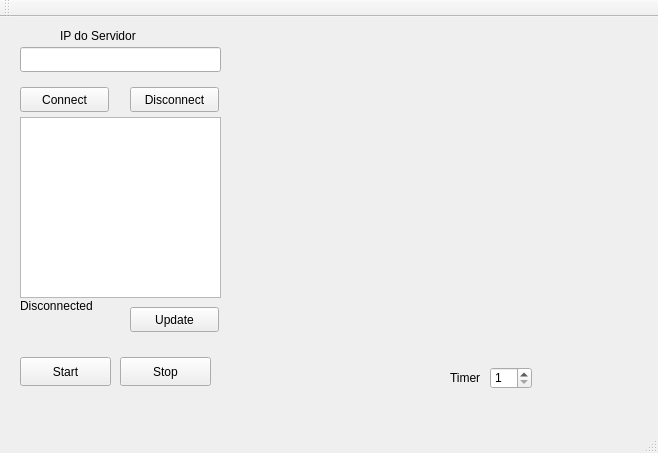
The window that Consumidor/mainwindow.ui (cicerojosean/Projeto_QtSupervisory) describes before a commit, drawn with Qt 5.
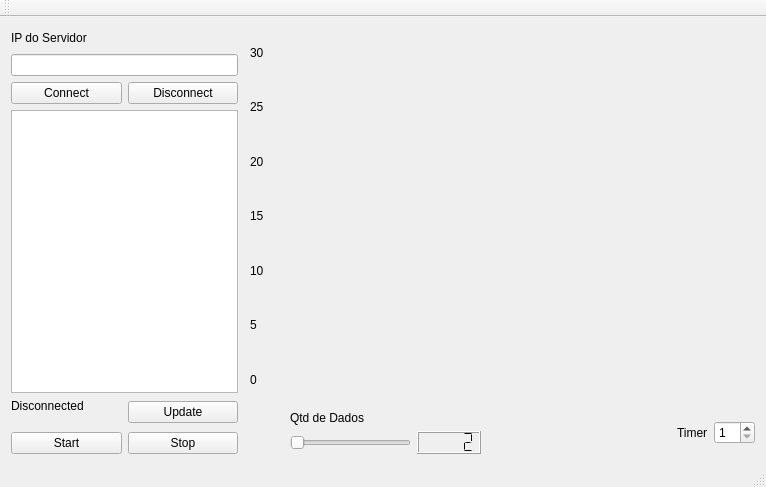
The same window after the commit. Custom widgets are drawn as their Qt base class.

```diff
--- a/Consumidor/mainwindow.ui
+++ b/Consumidor/mainwindow.ui
@@ -6,170 +6,344 @@
    <rect>
     <x>0</x>
     <y>0</y>
-    <width>658</width>
-    <height>453</height>
+    <width>766</width>
+    <height>487</height>
    </rect>
   </property>
   <property name="windowTitle">
    <string>MainWindow</string>
   </property>
   <widget class="QWidget" name="centralWidget">
-   <widget class="QPushButton" name="pushButtonStart">
-    <property name="geometry">
-     <rect>
-      <x>20</x>
-      <y>340</y>
-      <width>91</width>
-      <height>29</height>
-     </rect>
-    </property>
-    <property name="text">
-     <string>Start</string>
-    </property>
-   </widget>
-   <widget class="QLabel" name="label">
-    <property name="geometry">
-     <rect>
-      <x>60</x>
-      <y>10</y>
-      <width>101</width>
-      <height>17</height>
-     </rect>
-    </property>
-    <property name="text">
-     <string>IP do Servidor</string>
-    </property>
-    <property name="scaledContents">
-     <bool>false</bool>
-    </property>
-    <property name="wordWrap">
-     <bool>false</bool>
-    </property>
-   </widget>
-   <widget class="QPushButton" name="pushButton_Connect">
-    <property name="geometry">
-     <rect>
-      <x>20</x>
-      <y>70</y>
-      <width>89</width>
-      <height>25</height>
-     </rect>
-    </property>
-    <property name="text">
-     <string>Connect</string>
-    </property>
-   </widget>
-   <widget class="QPushButton" name="pushButton_Disconnect">
-    <property name="geometry">
-     <rect>
-      <x>130</x>
-      <y>70</y>
-      <width>89</width>
-      <height>25</height>
-     </rect>
-    </property>
-    <property name="text">
-     <string>Disconnect</string>
-    </property>
-   </widget>
-   <widget class="QLineEdit" name="lineEdit_IP">
-    <property name="geometry">
-     <rect>
-      <x>20</x>
-      <y>30</y>
-      <width>201</width>
-      <height>25</height>
-     </rect>
-    </property>
-   </widget>
-   <widget class="QLabel" name="label_Status">
-    <property name="geometry">
-     <rect>
-      <x>20</x>
-      <y>280</y>
-      <width>91</width>
-      <height>17</height>
-     </rect>
-    </property>
-    <property name="text">
-     <string>Disconnected</string>
-    </property>
-   </widget>
-   <widget class="QListWidget" name="listWidget">
-    <property name="geometry">
-     <rect>
-      <x>20</x>
-      <y>100</y>
-      <width>201</width>
-      <height>181</height>
-     </rect>
-    </property>
-   </widget>
-   <widget class="QPushButton" name="pushButton_Listar">
-    <property name="geometry">
-     <rect>
-      <x>130</x>
-      <y>290</y>
-      <width>89</width>
-      <height>25</height>
-     </rect>
-    </property>
-    <property name="text">
-     <string>Update</string>
-    </property>
-   </widget>
-   <widget class="Plotter" name="widget" native="true">
-    <property name="geometry">
-     <rect>
-      <x>240</x>
-      <y>10</y>
-      <width>381</width>
-      <height>321</height>
-     </rect>
-    </property>
-   </widget>
-   <widget class="QSpinBox" name="spinBoxTimer">
-    <property name="geometry">
-     <rect>
-      <x>490</x>
-      <y>350</y>
-      <width>42</width>
-      <height>22</height>
-     </rect>
-    </property>
-    <property name="minimum">
-     <number>1</number>
-    </property>
-    <property name="maximum">
-     <number>10</number>
-    </property>
-   </widget>
-   <widget class="QPushButton" name="pushButtonGet_Stop">
-    <property name="geometry">
-     <rect>
-      <x>120</x>
-      <y>340</y>
-      <width>91</width>
-      <height>29</height>
-     </rect>
-    </property>
-    <property name="text">
-     <string>Stop</string>
-    </property>
-   </widget>
-   <widget class="QLabel" name="label_2">
-    <property name="geometry">
-     <rect>
-      <x>450</x>
-      <y>350</y>
-      <width>41</width>
-      <height>21</height>
-     </rect>
-    </property>
-    <property name="text">
-     <string>Timer</string>
-    </property>
-   </widget>
+   <layout class="QHBoxLayout" name="horizontalLayout_10" stretch="45,1,100">
+    <item>
+     <layout class="QVBoxLayout" name="verticalLayout_6" stretch="0,0,90,0,0">
+      <item>
+       <layout class="QVBoxLayout" name="verticalLayout_4">
+        <item>
+         <layout class="QHBoxLayout" name="horizontalLayout_6">
+          <item>
+           <widget class="QLabel" name="label">
+            <property name="text">
+             <string>IP do Servidor</string>
+            </property>
+            <property name="scaledContents">
+             <bool>false</bool>
+            </property>
+            <property name="wordWrap">
+             <bool>false</bool>
+            </property>
+           </widget>
+          </item>
+          <item>
+           <spacer name="horizontalSpacer">
+            <property name="orientation">
+             <enum>Qt::Horizontal</enum>
+            </property>
+            <property name="sizeHint" stdset="0">
+             <size>
+              <width>40</width>
+              <height>20</height>
+             </size>
+            </property>
+           </spacer>
+          </item>
+         </layout>
+        </item>
+        <item>
+         <widget class="QLineEdit" name="lineEdit_IP"/>
+        </item>
+       </layout>
+      </item>
+      <item>
+       <layout class="QHBoxLayout" name="horizontalLayout_5">
+        <item>
+         <widget class="QPushButton" name="pushButton_Connect">
+          <property name="text">
+           <string>Connect</string>
+          </property>
+         </widget>
+        </item>
+        <item>
+         <widget class="QPushButton" name="pushButton_Disconnect">
+          <property name="text">
+           <string>Disconnect</string>
+          </property>
+         </widget>
+        </item>
+       </layout>
+      </item>
+      <item>
+       <widget class="QListWidget" name="listWidget"/>
+      </item>
+      <item>
+       <layout class="QHBoxLayout" name="horizontalLayout_8">
+        <item>
+         <layout class="QVBoxLayout" name="verticalLayout_5" stretch="90,0">
+          <item>
+           <widget class="QLabel" name="label_Status">
+            <property name="text">
+             <string>Disconnected</string>
+            </property>
+           </widget>
+          </item>
+          <item>
+           <spacer name="verticalSpacer_3">
+            <property name="orientation">
+             <enum>Qt::Vertical</enum>
+            </property>
+            <property name="sizeHint" stdset="0">
+             <size>
+              <width>20</width>
+              <height>13</height>
+             </size>
+            </property>
+           </spacer>
+          </item>
+         </layout>
+        </item>
+        <item>
+         <widget class="QPushButton" name="pushButton_Listar">
+          <property name="text">
+           <string>Update</string>
+          </property>
+         </widget>
+        </item>
+       </layout>
+      </item>
+      <item>
+       <layout class="QHBoxLayout" name="horizontalLayout_7">
+        <item>
+         <widget class="QPushButton" name="pushButtonStart">
+          <property name="text">
+           <string>Start</string>
+          </property>
+         </widget>
+        </item>
+        <item>
+         <widget class="QPushButton" name="pushButtonGet_Stop">
+          <property name="text">
+           <string>Stop</string>
+          </property>
+         </widget>
+        </item>
+       </layout>
+      </item>
+     </layout>
+    </item>
+    <item>
+     <spacer name="horizontalSpacer_3">
+      <property name="orientation">
+       <enum>Qt::Horizontal</enum>
+      </property>
+      <property name="sizeHint" stdset="0">
+       <size>
+        <width>2</width>
+        <height>20</height>
+       </size>
+      </property>
+     </spacer>
+    </item>
+    <item>
+     <layout class="QVBoxLayout" name="verticalLayout_7" stretch="300,1,0">
+      <item>
+       <layout class="QHBoxLayout" name="horizontalLayout_3" stretch="1,99">
+        <item>
+         <layout class="QVBoxLayout" name="verticalLayout">
+          <item>
+           <widget class="QLabel" name="label_6">
+            <property name="text">
+             <string>30</string>
+            </property>
+           </widget>
+          </item>
+          <item>
+           <widget class="QLabel" name="label_10">
+            <property name="text">
+             <string>25</string>
+            </property>
+           </widget>
+          </item>
+          <item>
+           <widget class="QLabel" name="label_9">
+            <property name="text">
+             <string>20</string>
+            </property>
+           </widget>
+          </item>
+          <item>
+           <widget class="QLabel" name="label_5">
+            <property name="text">
+             <string>15</string>
+            </property>
+           </widget>
+          </item>
+          <item>
+           <widget class="QLabel" name="label_8">
+            <property name="text">
+             <string>10</string>
+            </property>
+           </widget>
+          </item>
+          <item>
+           <widget class="QLabel" name="label_7">
+            <property name="text">
+             <string>5</string>
+            </property>
+           </widget>
+          </item>
+          <item>
+           <widget class="QLabel" name="label_4">
+            <property name="text">
+             <string>0</string>
+            </property>
+           </widget>
+          </item>
+         </layout>
+        </item>
+        <item>
+         <layout class="QVBoxLayout" name="verticalLayout_2" stretch="5,90,5">
+          <item>
+           <spacer name="verticalSpacer">
+            <property name="orientation">
+             <enum>Qt::Vertical</enum>
+            </property>
+            <property name="sizeHint" stdset="0">
+             <size>
+              <width>20</width>
+              <height>5</height>
+             </size>
+            </property>
+           </spacer>
+          </item>
+          <item>
+           <widget class="Plotter" name="widget" native="true"/>
+          </item>
+          <item>
+           <spacer name="verticalSpacer_2">
+            <property name="orientation">
+             <enum>Qt::Vertical</enum>
+            </property>
+            <property name="sizeHint" stdset="0">
+             <size>
+              <width>20</width>
+              <height>5</height>
+             </size>
+            </property>
+           </spacer>
+          </item>
+         </layout>
+        </item>
+       </layout>
+      </item>
+      <item>
+       <spacer name="verticalSpacer_4">
+        <property name="orientation">
+         <enum>Qt::Vertical</enum>
+        </property>
+        <property name="sizeHint" stdset="0">
+         <size>
+          <width>20</width>
+          <height>13</height>
+         </size>
+        </property>
+       </spacer>
+      </item>
+      <item>
+       <layout class="QHBoxLayout" name="horizontalLayout_9" stretch="0,90">
+        <item>
+         <spacer name="horizontalSpacer_4">
+          <property name="orientation">
+           <enum>Qt::Horizontal</enum>
+          </property>
+          <property name="sizeHint" stdset="0">
+           <size>
+            <width>40</width>
+            <height>20</height>
+           </size>
+          </property>
+         </spacer>
+        </item>
+        <item>
+         <layout class="QHBoxLayout" name="horizontalLayout_4" stretch="0,0,0">
+          <item>
+           <layout class="QVBoxLayout" name="verticalLayout_3">
+            <item>
+             <widget class="QLabel" name="label_3">
+              <property name="text">
+               <string>Qtd de Dados</string>
+              </property>
+             </widget>
+            </item>
+            <item>
+             <layout class="QHBoxLayout" name="horizontalLayout">
+              <item>
+               <widget class="QSlider" name="horizontalSlider_dados">
+                <property name="minimum">
+                 <number>2</number>
+                </property>
+                <property name="maximum">
+                 <number>50</number>
+                </property>
+                <property name="orientation">
+                 <enum>Qt::Horizontal</enum>
+                </property>
+               </widget>
+              </item>
+              <item>
+               <widget class="QLCDNumber" name="lcdNumber">
+                <property name="segmentStyle">
+                 <enum>QLCDNumber::Flat</enum>
+                </property>
+                <property name="intValue" stdset="0">
+                 <number>2</number>
+                </property>
+               </widget>
+              </item>
+             </layout>
+            </item>
+           </layout>
+          </item>
+          <item>
+           <spacer name="horizontalSpacer_2">
+            <property name="orientation">
+             <enum>Qt::Horizontal</enum>
+            </property>
+            <property name="sizeHint" stdset="0">
+             <size>
+              <width>68</width>
+              <height>20</height>
+             </size>
+            </property>
+           </spacer>
+          </item>
+          <item>
+           <layout class="QHBoxLayout" name="horizontalLayout_2" stretch="0,0">
+            <item>
+             <widget class="QLabel" name="label_2">
+              <property name="text">
+               <string>Timer</string>
+              </property>
+             </widget>
+            </item>
+            <item>
+             <widget class="QSpinBox" name="spinBoxTimer">
+              <property name="minimum">
+               <number>1</number>
+              </property>
+              <property name="maximum">
+               <number>10</number>
+              </property>
+             </widget>
+            </item>
+           </layout>
+          </item>
+         </layout>
+        </item>
+       </layout>
+      </item>
+     </layout>
+    </item>
+   </layout>
   </widget>
   <widget class="QMenuBar" name="menuBar">
    <property name="geometry">
```
Left out of the diff: 23 changed lines with no effect on the pictures.
